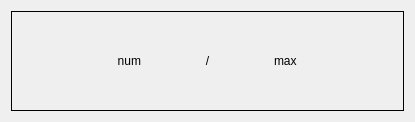
RexOdonata/QFleet, file QFleet/Fleetbuilder/limitwidget.ui: the form before one commit.
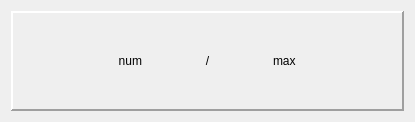
The form after the commit.

Diff of the .ui file:
```diff
--- a/QFleet/Fleetbuilder/limitwidget.ui
+++ b/QFleet/Fleetbuilder/limitwidget.ui
@@ -17,7 +17,13 @@
    <item row="0" column="0">
     <widget class="QFrame" name="horizontalFrame">
      <property name="frameShape">
-      <enum>QFrame::Box</enum>
+      <enum>QFrame::Panel</enum>
+     </property>
+     <property name="frameShadow">
+      <enum>QFrame::Raised</enum>
+     </property>
+     <property name="lineWidth">
+      <number>2</number>
      </property>
      <property name="midLineWidth">
       <number>2</number>
```
